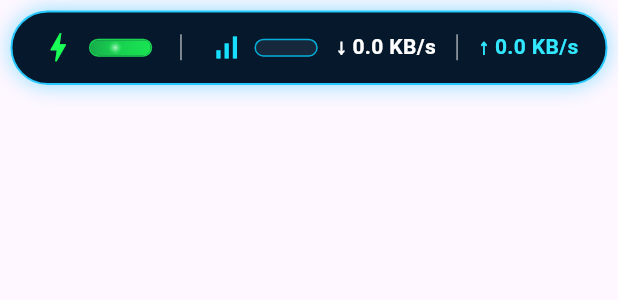
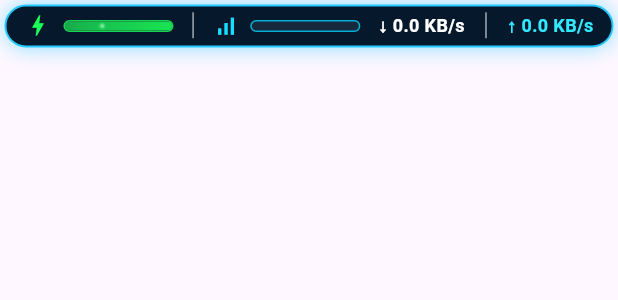
Before and after one commit to shaazad007/battery-float, a Flutter app: the BatteryFloat widget shown alone on an empty page, opened directly, on a phone screen of 412 x 824 dp. Shown: the top 300 px of the screen. Run offline on Flutter 3.47's test engine with Material 3 defaults, Android fonts, the phone set to English and light mode, and no system bars; our stand-ins replace battery_plus, shared_preferences; missing offline and left inert: dart:ffi, local_notifier, tray_manager, window_manager; accounts and stored records are empty; statements that could not run were skipped.

Commit message:
Add files via upload

```diff
--- a/lib/main.dart
+++ b/lib/main.dart
@@ -37,7 +37,7 @@ class NetworkSampler {
           final offset = 4 + i * 860;
           final type = data.getUint32(offset + 516, Endian.little);
           final status = data.getUint32(offset + 544, Endian.little);
-          if (type == 24 || status != 1) continue; // exclude loopback and down adapters
+          if (type == 24 || status != 4) continue; // exclude loopback and down adapters
           incoming += data.getUint32(offset + 552, Endian.little);
           outgoing += data.getUint32(offset + 576, Endian.little);
         }
@@ -77,8 +77,16 @@ Future<void> main() async {
     await windowManager.setPosition(const Offset(80, 80));
     await windowManager.show();
   });
-  runApp(const MaterialApp(debugShowCheckedModeBanner: false, home: BatteryFloat(),
-    title: 'Battery Float V3'));
+  runApp(MaterialApp(debugShowCheckedModeBanner: false, home: const BatteryFloat(),
+    title: 'Battery Float V3', theme: ThemeData.dark(useMaterial3: true).copyWith(
+      scaffoldBackgroundColor: const Color(0xff050f20),
+      textTheme: ThemeData.dark().textTheme.apply(bodyColor: Colors.white, displayColor: Colors.white),
+      inputDecorationTheme: const InputDecorationTheme(
+        labelStyle: TextStyle(color: Colors.white),
+        hintStyle: TextStyle(color: Colors.white70),
+        enabledBorder: OutlineInputBorder(borderSide: BorderSide(color: Colors.white54)),
+        focusedBorder: OutlineInputBorder(borderSide: BorderSide(color: Color(0xff00cfff)))),
+    )));
 }
 
 class BatteryFloat extends StatefulWidget {
@@ -97,7 +105,8 @@ class _BatteryFloatState extends State<BatteryFloat> with TrayListener, WindowLi
   double maxBytes = 2 * 1024 * 1024;
   double maxInput = 2;
   String maxUnit = 'MB/s', displayUnit = 'Auto', mode = 'both', speedDisplay = 'both';
-  double refreshSeconds = .5, opacity = 1, thickness = 12, glow = .7;
+  double refreshSeconds = .5, opacity = 1, thickness = 8, glow = .7;
+  double widgetWidth = 740, widgetHeight = 52;
   bool alwaysTop = true, sound = true, settings = false, startWithWindows = false;
   Set<int> alerts = {10, 20, 50};
   final Set<int> fired = {};
@@ -126,7 +135,9 @@ class _BatteryFloatState extends State<BatteryFloat> with TrayListener, WindowLi
       mode = p.getString('v3.mode') ?? 'both';
       speedDisplay = p.getString('v3.speedDisplay') ?? 'both';
       refreshSeconds = p.getDouble('v3.refresh') ?? .5;
-      thickness = p.getDouble('v3.thickness') ?? 12;
+      thickness = p.getDouble('v3.thickness') ?? 8;
+      widgetWidth = (p.getDouble('v3.width') ?? 740).clamp(520.0, 1200.0);
+      widgetHeight = (p.getDouble('v3.height') ?? 52).clamp(32.0, 100.0);
       glow = p.getDouble('v3.glow') ?? .7;
       alwaysTop = p.getBool('v3.alwaysTop') ?? true;
       sound = p.getBool('v3.sound') ?? true;
@@ -136,6 +147,8 @@ class _BatteryFloatState extends State<BatteryFloat> with TrayListener, WindowLi
     _updateMax();
     await windowManager.setAlwaysOnTop(alwaysTop);
     await windowManager.setOpacity(opacity);
+    await windowManager.setMinimumSize(const Size(520, 32));
+    await windowManager.setSize(Size(widgetWidth, widgetHeight));
     final x = p.getDouble('v3.x'), y = p.getDouble('v3.y');
     if (x != null && y != null) await windowManager.setPosition(Offset(x, y));
     await _tray();
@@ -217,6 +230,8 @@ class _BatteryFloatState extends State<BatteryFloat> with TrayListener, WindowLi
     await p.setString('v3.speedDisplay', speedDisplay);
     await p.setDouble('v3.refresh', refreshSeconds);
     await p.setDouble('v3.thickness', thickness);
+    await p.setDouble('v3.width', widgetWidth);
+    await p.setDouble('v3.height', widgetHeight);
     await p.setDouble('v3.glow', glow);
     await p.setBool('v3.alwaysTop', alwaysTop);
     await p.setBool('v3.sound', sound);
@@ -241,8 +256,8 @@ class _BatteryFloatState extends State<BatteryFloat> with TrayListener, WindowLi
     busy = true;
     await _save();
     setState(() => settings = false);
-    await windowManager.setMinimumSize(const Size(320, 60));
-    await windowManager.setSize(const Size(740, 76));
+    await windowManager.setMinimumSize(const Size(520, 32));
+    await windowManager.setSize(Size(widgetWidth, widgetHeight));
     if (oldPosition != null) await windowManager.setPosition(oldPosition!);
     await windowManager.setSkipTaskbar(true);
     await windowManager.setOpacity(opacity);
@@ -311,36 +326,36 @@ class _BatteryFloatState extends State<BatteryFloat> with TrayListener, WindowLi
       behavior: HitTestBehavior.opaque,
       onPanStart: (_) => windowManager.startDragging(),
       onSecondaryTapDown: (_) => trayManager.popUpContextMenu(),
-      child: Container(margin: const EdgeInsets.all(7), padding: const EdgeInsets.symmetric(horizontal: 18, vertical: 11),
+      child: Container(margin: const EdgeInsets.all(3), padding: const EdgeInsets.symmetric(horizontal: 12, vertical: 3),
         decoration: BoxDecoration(color: const Color(0xff06182c), borderRadius: BorderRadius.circular(50),
           border: Border.all(color: const Color(0xff25c9ff), width: 1.3),
           boxShadow: const [BoxShadow(color: Color(0x8825c9ff), blurRadius: 12)]),
         child: Row(children: [
           if (showBattery) ...[
-            Icon(Icons.bolt, color: batteryColor, size: 25), const SizedBox(width: 8),
+            Icon(Icons.bolt, color: batteryColor, size: 18), const SizedBox(width: 8),
             Expanded(flex: 3, child: _meter(level / 100, batteryColor, pulse: level == 100)),
           ],
-          if (showBattery && showNet) const Padding(padding: EdgeInsets.symmetric(horizontal: 14), child: Text('│', style: TextStyle(color: Colors.white54))),
+          if (showBattery && showNet) const Padding(padding: EdgeInsets.symmetric(horizontal: 8), child: Text('│', style: TextStyle(color: Colors.white54))),
           if (showNet) ...[
-            const Icon(Icons.signal_cellular_alt, color: Color(0xff16dfff), size: 22), const SizedBox(width: 8),
+            const Icon(Icons.signal_cellular_alt, color: Color(0xff16dfff), size: 17), const SizedBox(width: 8),
             Expanded(flex: 3, child: _meter((speedDisplay == 'upload' ? upload : download) / maxBytes, const Color(0xff00cfff))),
             const SizedBox(width: 12),
-            if (speedDisplay != 'upload') Text('↓ ${_format(download)}', style: const TextStyle(fontSize: 14, fontWeight: FontWeight.bold, color: Colors.white)),
+            if (speedDisplay != 'upload') Text('↓ ${_format(download)}', style: const TextStyle(fontSize: 12, fontWeight: FontWeight.bold, color: Colors.white)),
             if (speedDisplay == 'both') const Padding(padding: EdgeInsets.symmetric(horizontal: 9), child: Text('│', style: TextStyle(color: Colors.white54))),
-            if (speedDisplay != 'download') Text('↑ ${_format(upload)}', style: const TextStyle(fontSize: 14, fontWeight: FontWeight.bold, color: Color(0xff31e8ff))),
+            if (speedDisplay != 'download') Text('↑ ${_format(upload)}', style: const TextStyle(fontSize: 12, fontWeight: FontWeight.bold, color: Color(0xff31e8ff))),
           ]
         ])),
     );
   }
 
   Widget _choice(String selected, List<String> values, ValueChanged<String> change, {Map<String, String>? labels}) =>
-    Wrap(spacing: 7, runSpacing: 7, children: values.map((v) => ChoiceChip(label: Text(labels?[v] ?? v, style: const TextStyle(fontSize: 12)),
+    Wrap(spacing: 7, runSpacing: 7, children: values.map((v) => ChoiceChip(label: Text(labels?[v] ?? v, style: const TextStyle(fontSize: 12, color: Colors.white)),
       selected: selected == v, onSelected: (_) { setState(() => change(v)); _save(); },
       selectedColor: const Color(0xff0564bb), backgroundColor: const Color(0xff0a1c31),
       side: BorderSide(color: selected == v ? const Color(0xff00d7ff) : Colors.white24))).toList());
   Widget _section(String name, Widget child) => Container(padding: const EdgeInsets.all(14),
     decoration: BoxDecoration(color: const Color(0xff0b2037), borderRadius: BorderRadius.circular(12), border: Border.all(color: const Color(0xff2273a0))),
-    child: Column(crossAxisAlignment: CrossAxisAlignment.start, children: [Text(name, style: const TextStyle(fontSize: 15, fontWeight: FontWeight.bold)), const SizedBox(height: 12), child]));
+    child: Column(crossAxisAlignment: CrossAxisAlignment.start, children: [Text(name, style: const TextStyle(fontSize: 15, fontWeight: FontWeight.bold, color: Colors.white)), const SizedBox(height: 12), child]));
   Widget _slider(String label, double value, double min, double max, ValueChanged<double> change, String suffix) =>
     Row(children: [SizedBox(width: 140, child: Text(label, style: const TextStyle(fontSize: 12))),
       Expanded(child: Slider(value: value.clamp(min, max), min: min, max: max, onChanged: (v) { setState(() => change(v)); _save(); })),
@@ -366,7 +381,9 @@ class _BatteryFloatState extends State<BatteryFloat> with TrayListener, WindowLi
       _choice(refreshSeconds.toString(), ['0.5','1.0','2.0'], (v) { refreshSeconds = double.parse(v); _startNetwork(); }, labels: {'0.5':'0.5 sec','1.0':'1 sec','2.0':'2 sec'}),
     ])), const SizedBox(height: 12),
     _section('Widget Appearance', Column(children: [
-      _slider('Bar Thickness', thickness, 6, 24, (v) => thickness = v, 'px'),
+      _slider('Bar Thickness', thickness, 4, 20, (v) => thickness = v, 'px'),
+       _slider('Widget Height', widgetHeight, 32, 100, (v) { widgetHeight = v; if (!settings) windowManager.setSize(Size(widgetWidth, widgetHeight)); }, 'px'),
+       _slider('Widget Width', widgetWidth, 520, 1200, (v) { widgetWidth = v; if (!settings) windowManager.setSize(Size(widgetWidth, widgetHeight)); }, 'px'),
       _slider('Opacity', opacity * 100, 20, 100, (v) => opacity = v / 100, '%'),
       _slider('Glow Intensity', glow * 100, 0, 100, (v) => glow = v / 100, '%'),
     ])), const SizedBox(height: 12),
@@ -401,7 +418,7 @@ class _BatteryFloatState extends State<BatteryFloat> with TrayListener, WindowLi
       Expanded(child: SingleChildScrollView(padding: const EdgeInsets.all(16), child: page == 'General' ? _general() : _other()))
     ])),
     Padding(padding: const EdgeInsets.all(12), child: Row(children: [
-      OutlinedButton(onPressed: () { setState(() { opacity = 1; thickness = 12; glow = .7; mode = 'both'; speedDisplay = 'both'; displayUnit = 'Auto'; refreshSeconds = .5; maxInput = 2; maxUnit = 'MB/s'; maxController.text = '2'; _updateMax(); }); _startNetwork(); _save(); }, child: const Text('Restore Defaults')),
+      OutlinedButton(onPressed: () { setState(() { opacity = 1; thickness = 8; widgetHeight = 52; widgetWidth = 740; glow = .7; mode = 'both'; speedDisplay = 'both'; displayUnit = 'Auto'; refreshSeconds = .5; maxInput = 2; maxUnit = 'MB/s'; maxController.text = '2'; _updateMax(); }); _startNetwork(); _save(); }, child: const Text('Restore Defaults')),
       const Spacer(), ElevatedButton(onPressed: _save, child: const Text('Apply')), const SizedBox(width: 8),
       FilledButton(onPressed: _closeSettings, child: const Text('OK')), const SizedBox(width: 8),
       OutlinedButton(onPressed: _closeSettings, child: const Text('Close')),
```
Also changed, not shown: pubspec.yaml (+4 -5 lines).
